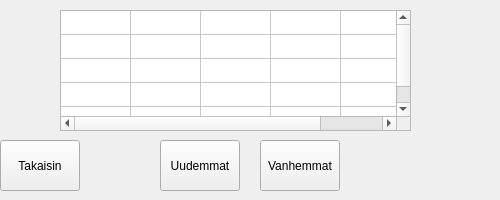
First picture: the form in bank-automat/tilitapahtumat.ui, repository JohWid1/BankSimulRyhmatyo, before the edit.
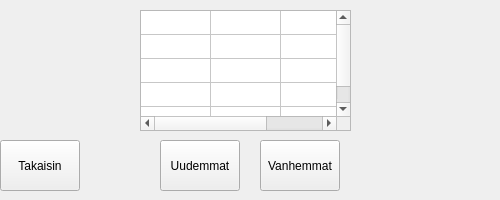
Second picture: the form after the edit.

What changed in the file:
```diff
--- a/bank-automat/tilitapahtumat.ui
+++ b/bank-automat/tilitapahtumat.ui
@@ -65,9 +65,9 @@
     <widget class="QTableWidget" name="tableTilitapahtumat">
      <property name="geometry">
       <rect>
-       <x>60</x>
+       <x>140</x>
        <y>10</y>
-       <width>351</width>
+       <width>211</width>
        <height>121</height>
       </rect>
      </property>
@@ -132,16 +132,6 @@
        <string>New Column</string>
       </property>
      </column>
-     <column>
-      <property name="text">
-       <string>New Column</string>
-      </property>
-     </column>
-     <column>
-      <property name="text">
-       <string>New Column</string>
-      </property>
-     </column>
     </widget>
    </widget>
    <widget class="QWidget" name="page_2"/>
```
Left out of the diff: 4 changed lines with no effect on the pictures.
